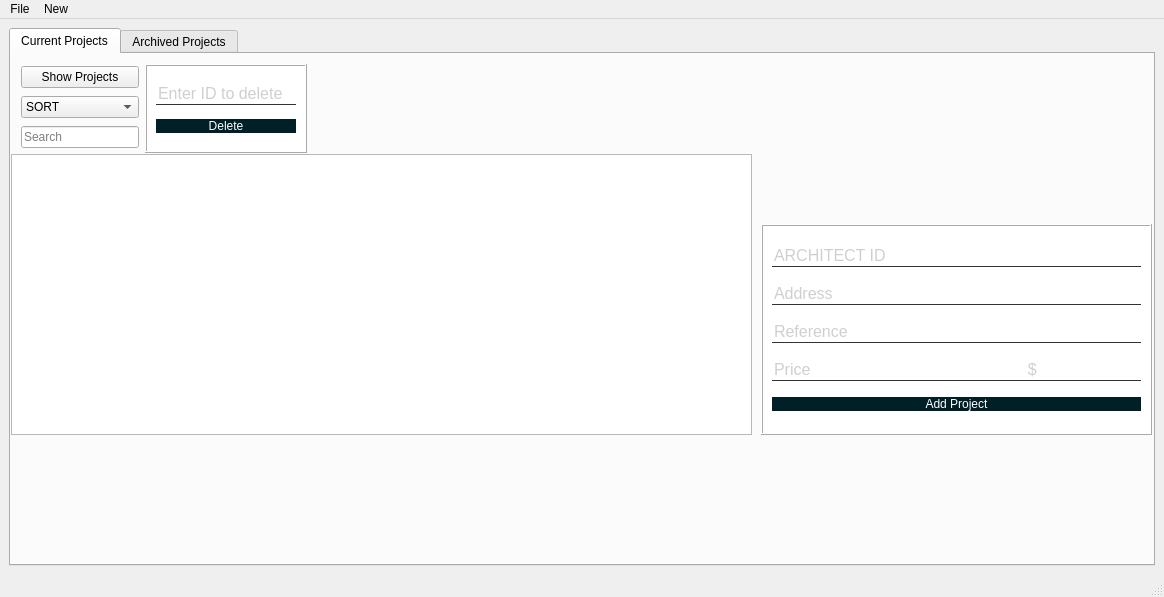
Jallouli-Yassine/appconstruction_company_2A1, file gestionprojet_yosr/mainwindow.ui: the form before one commit.
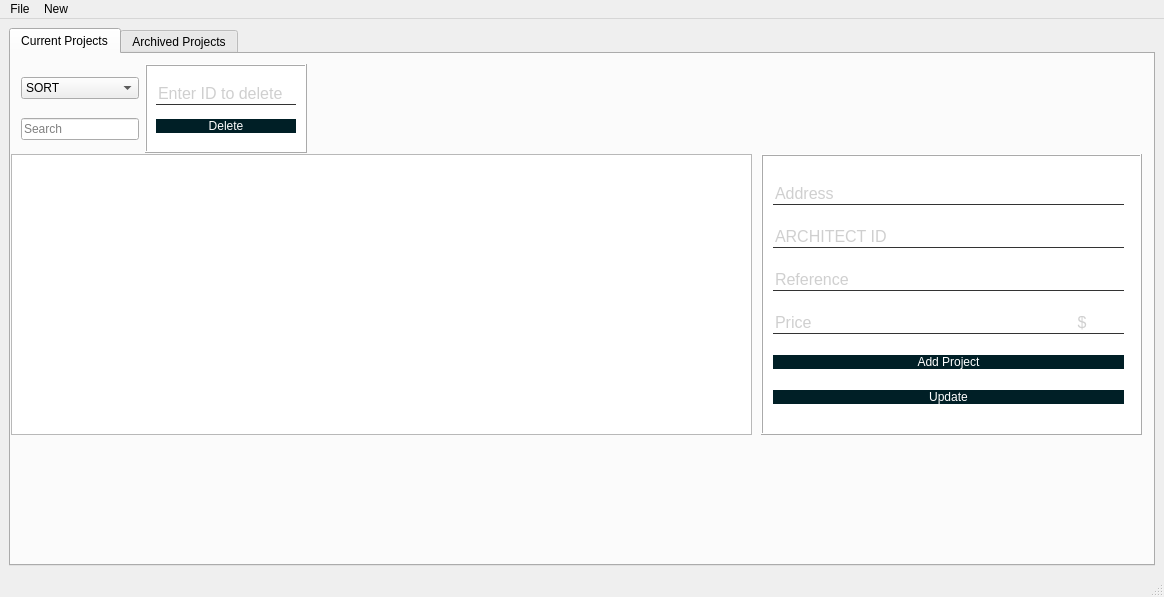
The form after the commit. Icons and pictures are not drawn.

```diff
--- a/gestionprojet_yosr/mainwindow.ui
+++ b/gestionprojet_yosr/mainwindow.ui
@@ -58,131 +58,6 @@
            <bool>true</bool>
           </property>
          </widget>
-         <widget class="QWidget" name="layoutWidget">
-          <property name="geometry">
-           <rect>
-            <x>750</x>
-            <y>170</y>
-            <width>391</width>
-            <height>211</height>
-           </rect>
-          </property>
-          <layout class="QVBoxLayout" name="verticalLayout_2">
-           <item>
-            <widget class="QFrame" name="frame">
-             <property name="enabled">
-              <bool>true</bool>
-             </property>
-             <property name="cursor">
-              <cursorShape>IBeamCursor</cursorShape>
-             </property>
-             <property name="mouseTracking">
-              <bool>false</bool>
-             </property>
-             <property name="styleSheet">
-              <string notr="true">QFrame{
-background:white;
-
-}
-QLabel{
-color:white;
-font-size:16px;
-}
-QPushButton
-{
-background:red;
-border-radius:16px;
-}
-QPushButton:hover {
-transform: scale(5); 
-width : 250px;
-color:red;
-}
-QPushButton
-{
-color:white;
-border-radius:15px;
-}
-QLineEdit,QDateTimeEdit
-{
-background:transparent;
-border:none;
-color:#a0a0a0;
-font-size:16px;
-border-bottom:1px solid #333;
-}</string>
-             </property>
-             <property name="frameShape">
-              <enum>QFrame::Box</enum>
-             </property>
-             <property name="frameShadow">
-              <enum>QFrame::Raised</enum>
-             </property>
-             <layout class="QVBoxLayout" name="verticalLayout_3">
-              <item>
-               <widget class="QLineEdit" name="lineEdit_id">
-                <property name="placeholderText">
-                 <string>ARCHITECT ID</string>
-                </property>
-               </widget>
-              </item>
-              <item>
-               <widget class="QLineEdit" name="lineEdit_a">
-                <property name="text">
-                 <string/>
-                </property>
-                <property name="placeholderText">
-                 <string>Address</string>
-                </property>
-               </widget>
-              </item>
-              <item>
-               <widget class="QLineEdit" name="lineEdit_r">
-                <property name="text">
-                 <string/>
-                </property>
-                <property name="placeholderText">
-                 <string>Reference</string>
-                </property>
-               </widget>
-              </item>
-              <item>
-               <widget class="QLineEdit" name="lineEdit_p">
-                <property name="placeholderText">
-                 <string>Price                                                 $</string>
-                </property>
-               </widget>
-              </item>
-              <item>
-               <widget class="QPushButton" name="pushButton">
-                <property name="enabled">
-                 <bool>true</bool>
-                </property>
-                <property name="cursor">
-                 <cursorShape>PointingHandCursor</cursorShape>
-                </property>
-                <property name="mouseTracking">
-                 <bool>false</bool>
-                </property>
-                <property name="styleSheet">
-                 <string notr="true">background-color:#001F26;</string>
-                </property>
-                <property name="text">
-                 <string>Add Project</string>
-                </property>
-                <property name="checkable">
-                 <bool>false</bool>
-                </property>
-                <property name="flat">
-                 <bool>false</bool>
-                </property>
-               </widget>
-              </item>
-             </layout>
-            </widget>
-           </item>
-          </layout>
-         </widget>
          <widget class="QTableView" name="tableView">
           <property name="geometry">
            <rect>
@@ -193,7 +68,7 @@
            </rect>
           </property>
          </widget>
-         <widget class="QWidget" name="">
+         <widget class="QWidget" name="layoutWidget">
           <property name="geometry">
            <rect>
             <x>10</x>
@@ -205,13 +80,6 @@
           <layout class="QHBoxLayout" name="horizontalLayout_2">
            <item>
             <layout class="QVBoxLayout" name="verticalLayout_5">
-             <item>
-              <widget class="QPushButton" name="pushButton_6">
-               <property name="text">
-                <string>Show Projects</string>
-               </property>
-              </widget>
-             </item>
              <item>
               <widget class="QComboBox" name="comboBox">
                <item>
@@ -336,6 +204,160 @@
            </item>
           </layout>
          </widget>
+         <widget class="QFrame" name="frame">
+          <property name="enabled">
+           <bool>true</bool>
+          </property>
+          <property name="geometry">
+           <rect>
+            <x>750</x>
+            <y>100</y>
+            <width>381</width>
+            <height>281</height>
+           </rect>
+          </property>
+          <property name="cursor">
+           <cursorShape>IBeamCursor</cursorShape>
+          </property>
+          <property name="mouseTracking">
+           <bool>false</bool>
+          </property>
+          <property name="styleSheet">
+           <string notr="true">QFrame{
+background:white;
+
+}
+QLabel{
+color:white;
+font-size:16px;
+}
+QPushButton
+{
+background:red;
+border-radius:16px;
+}
+QPushButton:hover {
+transform: scale(5); 
+width : 250px;
+color:red;
+}
+QPushButton
+{
+color:white;
+border-radius:15px;
+}
+QLineEdit,QDateTimeEdit
+{
+background:transparent;
+border:none;
+color:#a0a0a0;
+font-size:16px;
+border-bottom:1px solid #333;
+}</string>
+          </property>
+          <property name="frameShape">
+           <enum>QFrame::Box</enum>
+          </property>
+          <property name="frameShadow">
+           <enum>QFrame::Raised</enum>
+          </property>
+          <widget class="QWidget" name="">
+           <property name="geometry">
+            <rect>
+             <x>12</x>
+             <y>14</y>
+             <width>351</width>
+             <height>251</height>
+            </rect>
+           </property>
+           <layout class="QVBoxLayout" name="verticalLayout_2">
+            <item>
+             <widget class="QLineEdit" name="lineEdit_a">
+              <property name="text">
+               <string/>
+              </property>
+              <property name="placeholderText">
+               <string>Address</string>
+              </property>
+             </widget>
+            </item>
+            <item>
+             <widget class="QLineEdit" name="lineEdit_id">
+              <property name="placeholderText">
+               <string>ARCHITECT ID</string>
+              </property>
+             </widget>
+            </item>
+            <item>
+             <widget class="QLineEdit" name="lineEdit_r">
+              <property name="text">
+               <string/>
+              </property>
+              <property name="placeholderText">
+               <string>Reference</string>
+              </property>
+             </widget>
+            </item>
+            <item>
+             <widget class="QLineEdit" name="lineEdit_p">
+              <property name="placeholderText">
+               <string>Price                                                            $</string>
+              </property>
+             </widget>
+            </item>
+            <item>
+             <widget class="QPushButton" name="pushButton_2">
+              <property name="enabled">
+               <bool>true</bool>
+              </property>
+              <property name="cursor">
+               <cursorShape>PointingHandCursor</cursorShape>
+              </property>
+              <property name="mouseTracking">
+               <bool>false</bool>
+              </property>
+              <property name="styleSheet">
+               <string notr="true">background-color:#001F26;</string>
+              </property>
+              <property name="text">
+               <string>Add Project</string>
+              </property>
+              <property name="checkable">
+               <bool>false</bool>
+              </property>
+              <property name="flat">
+               <bool>false</bool>
+              </property>
+             </widget>
+            </item>
+            <item>
+             <widget class="QPushButton" name="pushButtonU">
+              <property name="enabled">
+               <bool>true</bool>
+              </property>
+              <property name="cursor">
+               <cursorShape>PointingHandCursor</cursorShape>
+              </property>
+              <property name="mouseTracking">
+               <bool>false</bool>
+              </property>
+              <property name="styleSheet">
+               <string notr="true">background-color:#001F26;</string>
+              </property>
+              <property name="text">
+               <string>Update</string>
+              </property>
+              <property name="checkable">
+               <bool>false</bool>
+              </property>
+              <property name="flat">
+               <bool>false</bool>
+              </property>
+             </widget>
+            </item>
+           </layout>
+          </widget>
+         </widget>
          <zorder>layoutWidget</zorder>
          <zorder>pushButton_3</zorder>
          <zorder>tableView</zorder>
```
Left out of the diff: 9 changed lines with no effect on the pictures.
